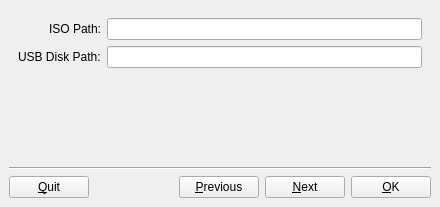
Above: staj-projeleri/puding/data/ui/qtMain.ui from pars-linux/uludag before the change. Below: the same form after it.
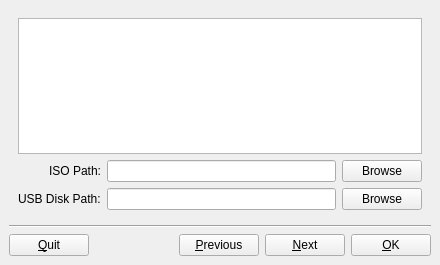
That is the form after the change.

Commit message: * Added releases.py file for all release infos. * Checksum validate function is added. Now you can not try to Windows iso creating, keh keh.

Diff of the .ui file:
```diff
--- a/staj-projeleri/puding/data/ui/qtMain.ui
+++ b/staj-projeleri/puding/data/ui/qtMain.ui
@@ -7,7 +7,7 @@
     <x>0</x>
     <y>0</y>
     <width>440</width>
-    <height>207</height>
+    <height>265</height>
    </rect>
   </property>
   <property name="minimumSize">
@@ -21,14 +21,14 @@
   </property>
   <widget class="QWidget" name="centralwidget">
    <layout class="QGridLayout" name="gridLayout_2">
-    <item row="2" column="0">
+    <item row="4" column="0">
      <widget class="Line" name="line">
       <property name="orientation">
        <enum>Qt::Horizontal</enum>
       </property>
      </widget>
     </item>
-    <item row="3" column="0">
+    <item row="6" column="0">
      <layout class="QHBoxLayout" name="horizontalLayout">
       <item>
        <widget class="QPushButton" name="button_quit">
@@ -76,7 +76,7 @@
       </item>
      </layout>
     </item>
-    <item row="0" column="0">
+    <item row="2" column="0">
      <widget class="QStackedWidget" name="stackedWidget">
       <property name="enabled">
        <bool>true</bool>
@@ -85,12 +85,32 @@
        <number>0</number>
       </property>
       <widget class="QWidget" name="page">
-       <layout class="QGridLayout" name="gridLayout_3">
-        <item row="0" column="0">
+       <layout class="QVBoxLayout" name="verticalLayout_2">
+        <item>
+         <widget class="QListView" name="listView"/>
+        </item>
+        <item>
          <layout class="QGridLayout" name="gridLayout">
+          <item row="0" column="0">
+           <widget class="QLabel" name="label_src">
+            <property name="text">
+             <string>ISO Path:</string>
+            </property>
+            <property name="alignment">
+             <set>Qt::AlignRight|Qt::AlignTrailing|Qt::AlignVCenter</set>
+            </property>
+           </widget>
+          </item>
           <item row="0" column="1">
            <widget class="QLineEdit" name="line_src"/>
           </item>
+          <item row="0" column="2">
+           <widget class="QPushButton" name="pushButton">
+            <property name="text">
+             <string>Browse</string>
+            </property>
+           </widget>
+          </item>
           <item row="1" column="0">
            <widget class="QLabel" name="label_dst">
             <property name="text">
@@ -101,25 +121,15 @@
           <item row="1" column="1">
            <widget class="QLineEdit" name="line_dst"/>
           </item>
-          <item row="0" column="0">
-           <widget class="QLabel" name="label_src">
+          <item row="1" column="2">
+           <widget class="QPushButton" name="pushButton_2">
             <property name="text">
-             <string>ISO Path:</string>
-            </property>
-            <property name="alignment">
-             <set>Qt::AlignRight|Qt::AlignTrailing|Qt::AlignVCenter</set>
+             <string>Browse</string>
             </property>
            </widget>
           </item>
          </layout>
         </item>
-        <item row="1" column="0">
-         <widget class="QLabel" name="label_warning">
-          <property name="text">
-           <string/>
-          </property>
-         </widget>
-        </item>
        </layout>
       </widget>
       <widget class="QWidget" name="sayfa">
@@ -292,7 +302,7 @@
       </widget>
      </widget>
     </item>
-    <item row="1" column="0">
+    <item row="3" column="0">
      <spacer name="verticalSpacer">
       <property name="orientation">
        <enum>Qt::Vertical</enum>
```
The commit also changes 4 other files.
